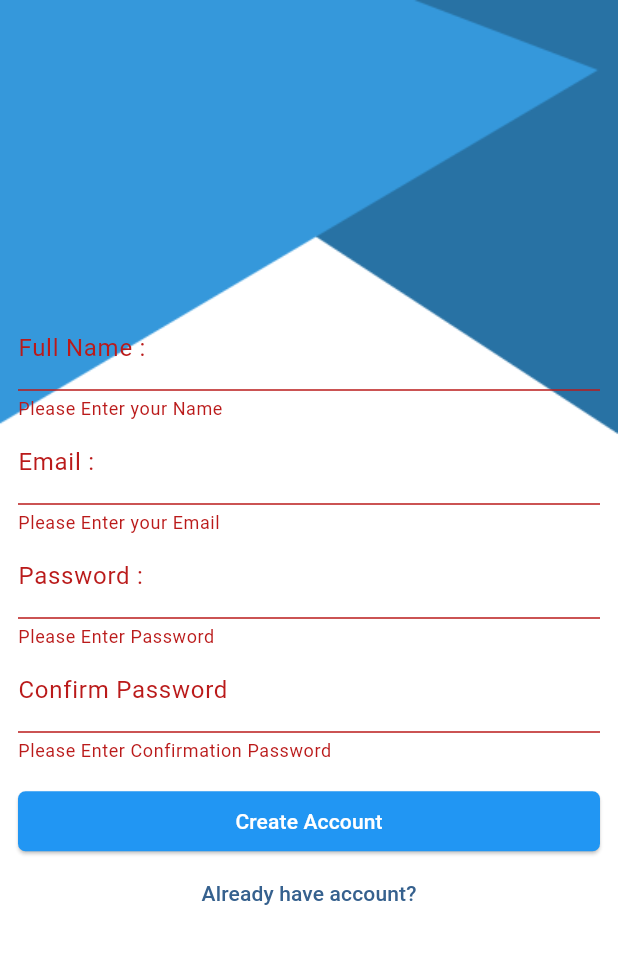
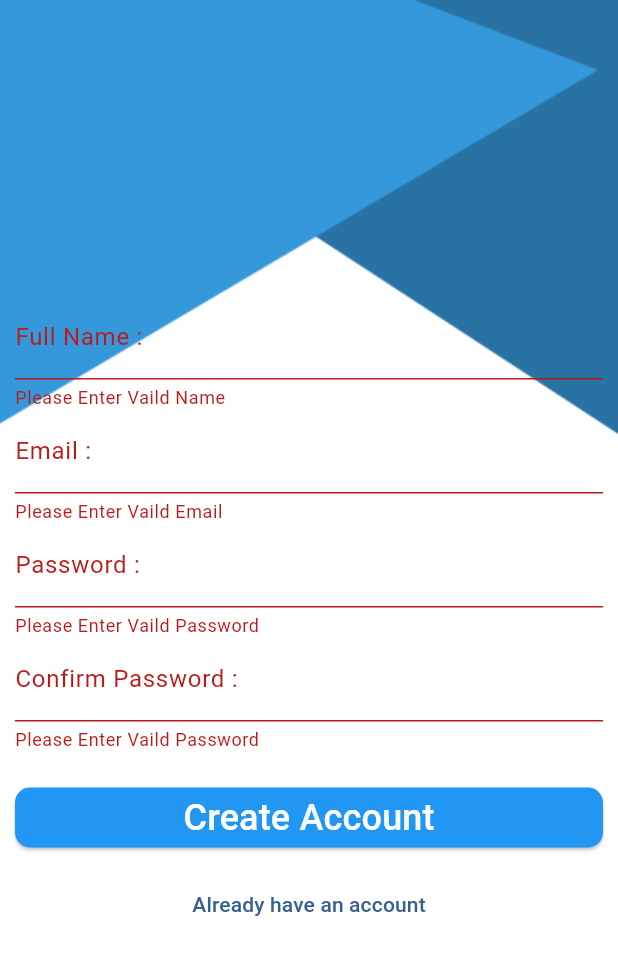
Before and after one commit to MohamedBishta/sms, a Flutter app: the RegisterScreen screen opened by its route, after a tap on "Create Account", on a phone screen of 412 x 824 dp. Shown: the top 955 px of the screen. Run offline on Flutter 3.47's test engine with Material 3 defaults, Android fonts, the phone set to English and light mode, and no system bars; our stand-ins replace cloud_firestore, firebase_auth, firebase_core; accounts and stored records are empty; network calls fail.

Commit message:
+ Splash +Login +Register

```diff
--- a/lib/UI/Auth/Register/RegisterScreen.dart
+++ b/lib/UI/Auth/Register/RegisterScreen.dart
@@ -8,29 +8,25 @@ import '../../../Core/validation.dart';
 import '../../../Model/User.dart' as MyUser;
 import '../../../Provider/UserProvider.dart';
 import '../../../ReusableComponent/CustemTextFormField.dart';
-import '../../Home/HomeScreen.dart';
 import '../Login/LoginScreen.dart';
 
 class RegisterScreen extends StatelessWidget {
   static const String routeName = 'register';
   RegisterScreen({super.key});
 
-  TextEditingController? nameController = TextEditingController();
+  TextEditingController? fullNameController = TextEditingController();
 
   TextEditingController? emailController = TextEditingController();
 
   TextEditingController? passwordController = TextEditingController();
 
-  TextEditingController? confirmPassController = TextEditingController();
+  TextEditingController? confirmPasswordController = TextEditingController();
 
   var formKey = GlobalKey<FormState>();
 
   @override
   Widget build(BuildContext context) {
-    UserProvider provider = Provider.of<UserProvider>(context);
     return Container(
-      width: double.infinity,
-      height: double.infinity,
         decoration: BoxDecoration(
             color: Colors.white,
             image: DecorationImage(
@@ -38,91 +34,160 @@ class RegisterScreen extends StatelessWidget {
                 fit: BoxFit.fill)),
         child: Scaffold(
           backgroundColor: Colors.transparent,
-        body: Form(
+          body: Center(
+            child: SingleChildScrollView(
+              child: Form(
                 key: formKey,
                 child: Padding(
-            padding: const EdgeInsets.symmetric(horizontal: 12),
+                  padding: const EdgeInsets.all(10),
                   child: Column(
+                    crossAxisAlignment: CrossAxisAlignment.stretch,
                     mainAxisAlignment: MainAxisAlignment.center,
-              crossAxisAlignment: CrossAxisAlignment.stretch,
                     children: [
-                CustemTextFormField(decoration:  InputDecoration(label:Text("Full Name :") ), controller: nameController, validator: (text) {
-                  if(text == null || text.trim().isEmpty){
-                    return "Please Enter your Name ";
+                      CustemTextFormField(
+                        decoration: InputDecoration(
+                          labelText: "Full Name :",
+                        ),
+                        validator: (text) {
+                          if (text == null || text.trim().isEmpty)
+                            return "Please Enter Vaild Name";
+                        },
+                        controller: fullNameController,
+                      ),
+                      CustemTextFormField(
+                        decoration: InputDecoration(
+                          labelText: "Email :",
+                        ),
+                        validator: (email) {
+                          if (email == null || email.trim().isEmpty)
+                            return "Please Enter Vaild Email";
+                          Validation.isVaildEmail(email);
+                        },
+                        controller: emailController,
+                      ),
+                      CustemTextFormField(
+                        decoration: InputDecoration(
+                          labelText: "Password :",
+                        ),
+                        validator: (password) {
+                          if (password == null || password.isEmpty)
+                            return "Please Enter Vaild Password";
+                          Validation.validatePassword(password);
+                          if (password.length < 6) {
+                            return "Password must be at least 6 characters long";
                           }
-                },),
-                CustemTextFormField(decoration:  InputDecoration(label:Text("Email :") ), controller: emailController, validator: (text) {
-                  if(text == null || text.trim().isEmpty){
-                    return "Please Enter your Email ";
+                        },
+                        controller: passwordController,
+                      ),
+                      CustemTextFormField(
+                        decoration: InputDecoration(
+                          labelText: "Confirm Password :",
+                        ),
+                        validator: (confpassword) {
+                          if (confpassword == null || confpassword.isEmpty) {
+                            return "Please Enter Vaild Password";
                           }
-                  if(!Validation.isVaildEmail(text)){
-                    return "Please Enter Valid Email";
+                          else if (confpassword != passwordController!.text) {
+                            return "Password doesn't match";
                           }
-                },),
-                CustemTextFormField(decoration:  InputDecoration(label:Text("Password :") ), controller: passwordController, validator: (text) {
-                  if(text == null || text.trim().isEmpty){
-                    return "Please Enter Password";
-                  }
-                },),
-                CustemTextFormField(decoration:  InputDecoration(label:Text("Confirm Password") ), controller: confirmPassController, validator: (text) {
-                  if(text == null || text.trim().isEmpty){
-                    return "Please Enter Confirmation Password";
-                  }
-                  if(passwordController?.text != text){
-                    return "Please Enter The same Password";
-                  }
-                },),
-                SizedBox(height: 15,),
+                          Validation.validatePassword(confpassword);
+                        },
+                        controller: confirmPasswordController,
+                      ),
+                      SizedBox(
+                        height: 20,
+                      ),
                       ElevatedButton(
-                    style: ButtonStyle(
-                        shape: MaterialStateProperty.all(RoundedRectangleBorder(borderRadius: BorderRadius.circular(5))),
-                        backgroundColor: MaterialStateProperty.all(Colors.blue)),
+                        style: ElevatedButton.styleFrom(
+                            backgroundColor: Colors.blue,
+                            shape: RoundedRectangleBorder(
+                                borderRadius: BorderRadius.circular(10))),
                         onPressed: () async {
-                      validation();
+                          isValidate();
                           try {
+                            UserProvider provider = Provider.of<UserProvider>(context,listen: false);
                             DialogUtiles.showLoadingDialog(context: context);
-                        final credential = await FirebaseAuth.instance.createUserWithEmailAndPassword(
+                            final credential = await FirebaseAuth.instance
+                                .createUserWithEmailAndPassword(
                               email: emailController!.text.trim(),
                               password: passwordController!.text,
                             );
                             provider.authUser = credential.user;
                             MyUser.User databaseUser = MyUser.User(
                               id: credential.user!.uid,
-                          name: nameController!.text,
-                          email : emailController!.text,
+                              name: fullNameController!.text,
+                              email: emailController!.text,
                             );
                             provider.databaseUser = databaseUser;
                             await FireStoreHelper.addNewUser(databaseUser);
                             DialogUtiles.hideDialog(context: context);
-                        DialogUtiles.showMessageDialog(context: context, message: "Registered Successfuly",positiveTitle: "ok",
-                            positiveClick: (){
+                            DialogUtiles.showMessageDialog(
+                                context: context,
+                                message:
+                                "Register successfuly ${credential.user!.uid}",
+                                positiveTitle: "ok",
+                                positiveClick: () {
                                   DialogUtiles.hideDialog(context: context);
-                              Navigator.pushReplacementNamed(context, HomeScreen.routeName);
+                                  Navigator.pushReplacementNamed(
+                                      context, LoginScreen.routeName);
                                 });
                           } on FirebaseAuthException catch (e) {
                             DialogUtiles.hideDialog(context: context);
                             if (e.code == FirebaseErrorCodes.weakPassword) {
-                          DialogUtiles.showMessageDialog(context: context, message: "The password provided is too weak.",positiveTitle: "ok");
+                              DialogUtiles.showMessageDialog(
+                                  context: context,
+                                  message: "The pas sword provided is too weak.",
+                                  positiveTitle: "ok",
+                                  positiveClick: () {
+                                    DialogUtiles.hideDialog(context: context);
+                                  });
                             } else if (e.code == FirebaseErrorCodes.emailExist) {
-                          DialogUtiles.showMessageDialog(context: context, message: "The account already exists for that email.",positiveTitle: "ok");
+                              DialogUtiles.showMessageDialog(
+                                  context: context,
+                                  message:
+                                  'The account already exists for that email.',
+                                  positiveTitle: "ok",
+                                  positiveClick: () {
+                                    DialogUtiles.hideDialog(context: context);
+                                  });
                             }
                           } catch (e) {
-                        DialogUtiles.showMessageDialog(context: context, message: e.toString(),positiveTitle: "ok");
+                            DialogUtiles.hideDialog(context: context);
+                            DialogUtiles.showMessageDialog(
+                                context: context,
+                                message: e.toString(),
+                                positiveTitle: "ok",
+                                positiveClick: () {
+                                  DialogUtiles.hideDialog(context: context);
+                                });
                           }
-                    }, child: Text("Create Account",style: TextStyle(color: Colors.white),)),
-                TextButton(onPressed: () {
-                  Navigator.pushReplacementNamed(context, LoginScreen.routeName);
-                }, child: Text("Already have account?"))
-              ],),
+                        },
+                        child: Text(
+                          "Create Account",
+                          style: TextStyle(color: Colors.white, fontSize: 24),
+                        ),
+                      ),
+                      SizedBox(
+                        height: 10,
+                      ),
+                      TextButton(
+                          onPressed: () {
+                            Navigator.pushReplacementNamed(
+                                context, LoginScreen.routeName);
+                          },
+                          child: Text("Already have an account"))
+                    ],
                   ),
                 ),
               ),
-    );
+            ),
+          ),
+        ));
   }
 
-  void validation(){
-    if(formKey.currentState?.validate() == false){
-      return ;
+  void isValidate() {
+    if (formKey.currentState?.validate() == false) {
+      return;
     }
   }
 }
```
Also changed, not shown: lib/Core/DialogUtiles.dart (+10 -6 lines), lib/Core/validation.dart (+7 -0 lines), lib/UI/Auth/Login/LoginScreen.dart (+101 -48 lines). Lines whose indentation alone changed are shown as unchanged.
